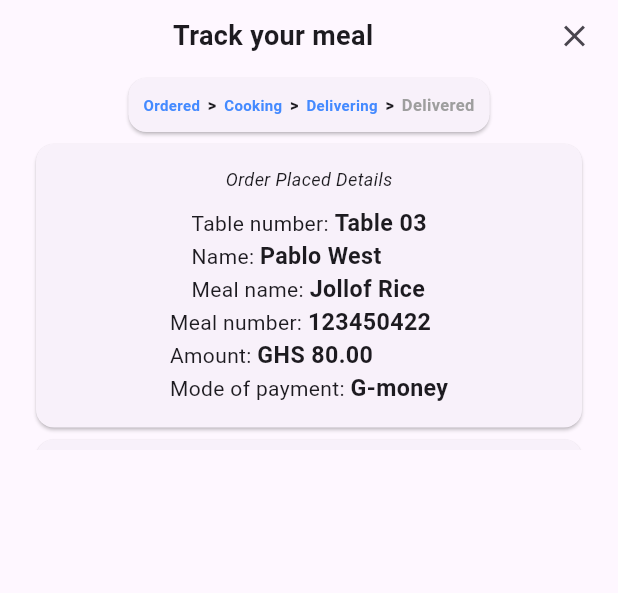
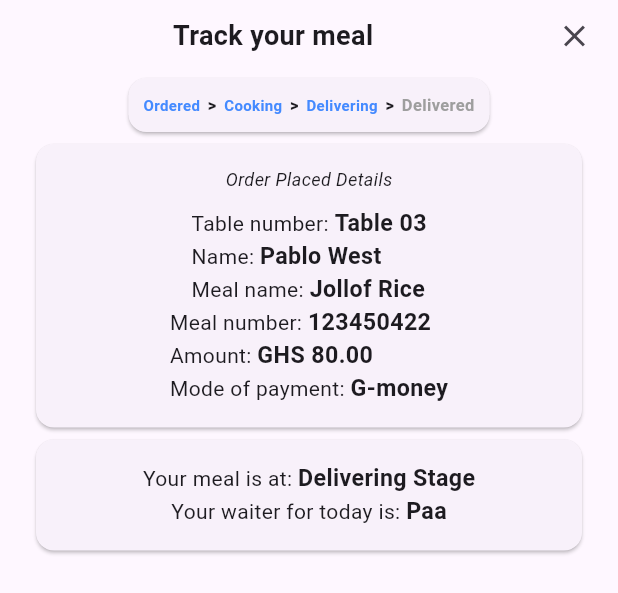
Before and after one commit to Pablo-west/MenuMate, a Flutter app: the OrderTracker widget shown alone on an empty page, opened directly, on a phone screen of 412 x 824 dp. Shown: the top 593 px of the screen. Run offline on Flutter 3.47's test engine with Material 3 defaults, Android fonts, the phone set to English and light mode, and no system bars; our stand-ins replace carousel_slider, cloud_firestore, firebase_core, fluttertoast, font_awesome_flutter; missing offline and left inert: flutter_masonry_view; accounts and stored records are empty.

Commit message:
feat: Track order

```diff
--- a/lib/tracker/track_order.dart
+++ b/lib/tracker/track_order.dart
@@ -37,7 +37,7 @@ class _OrderTrackerState extends State<OrderTracker> {
   Widget build(BuildContext context) {
     return SizedBox(
       width: double.infinity,
-      height: 300,
+      height: AppResponsive.isBMobile(context) ? 300 : 400,
       child: ListView(
         children: [
           Row(
```
